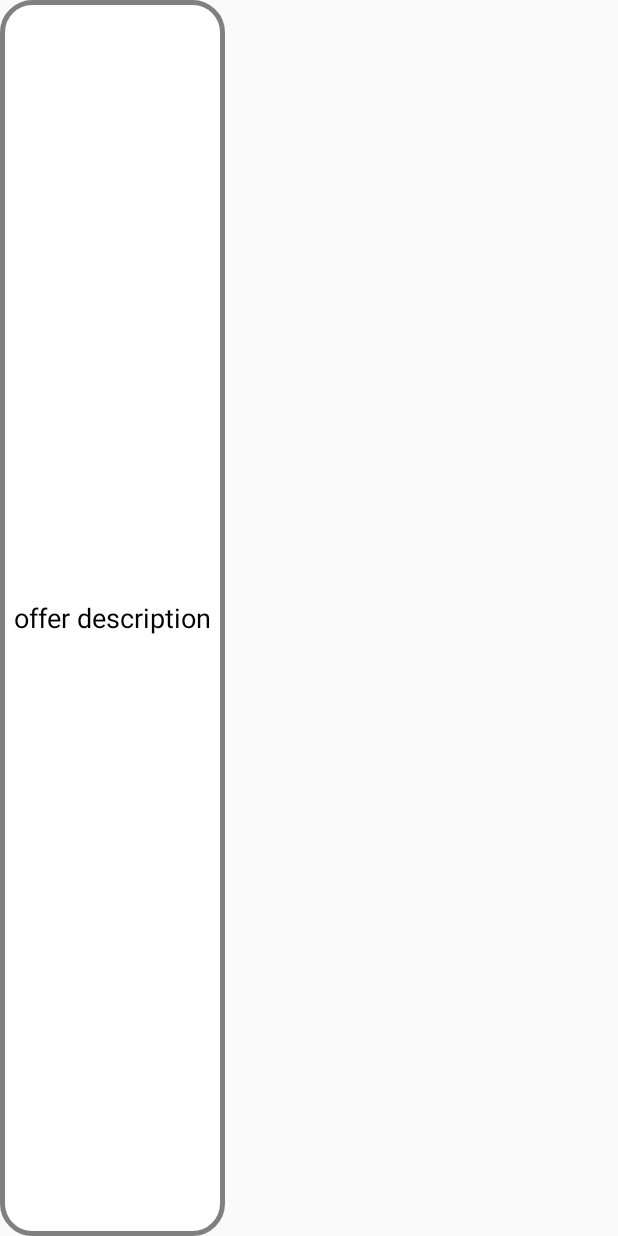
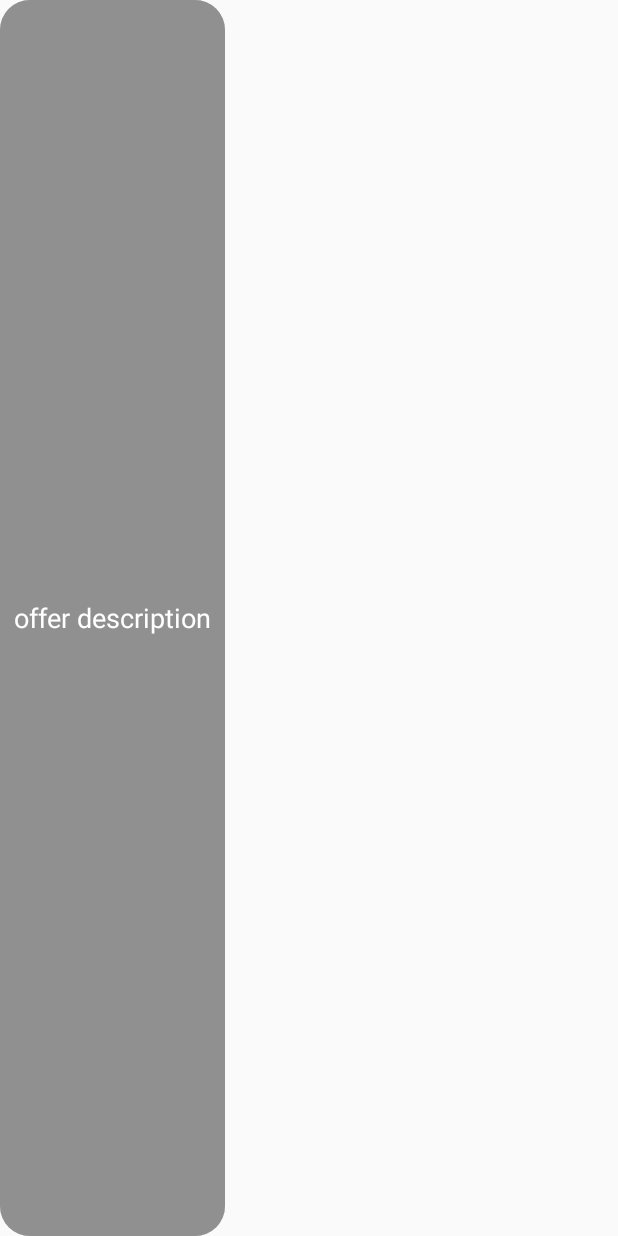
Before and after one commit to IgorBeschastnov/techmadness-2019, an Android app: the layout main_offer_item.xml on its own in the app's theme, with its tools: preview values and no code run, on a phone screen of 412 x 824 dp. Run offline under Robolectric (Android 15) with nearby library versions, the phone set to English and light mode, and no system bars.

Commit message:
feat: add resources, add new offer types

```diff
--- a/mobile/app/src/main/java/com/avaskov/techmadness/domain/repository/UserProfileRepository.java
+++ b/mobile/app/src/main/java/com/avaskov/techmadness/domain/repository/UserProfileRepository.java
@@ -44,7 +44,7 @@ public class UserProfileRepository implements MainRepository, LoginRepository, R
 
     public User obtainUserData(String login) {
         user = RequestService.getRequestForOneEntity("users/" + login, User.class);
-        //offers = RequestService.getRequest("http://spacehub.su/users/")
+        offers = RequestService.getRequest("offers?user_id=" + user.getId(), Offer.class);
         return user;
     }
 
--- a/mobile/app/src/main/java/com/avaskov/techmadness/presentation/controllers/ResultTransactionController.java
+++ b/mobile/app/src/main/java/com/avaskov/techmadness/presentation/controllers/ResultTransactionController.java
@@ -31,6 +31,7 @@ public class ResultTransactionController {
             for (Offer offer : offers) {
                 if (Objects.equals(offer.getData().get("to_account"), to)) {
                     mainThread.post(() -> view.showOffer(offer));
+                    return;
                 }
             }
         });
--- a/mobile/app/src/main/java/com/avaskov/techmadness/ui/activities/MainActivity.java
+++ b/mobile/app/src/main/java/com/avaskov/techmadness/ui/activities/MainActivity.java
@@ -92,6 +92,9 @@ public class MainActivity extends Activity {
     }
 
     public void showCreditDepositOffers(List<Offer> offers) {
+        if (offers.size() == 0) {
+            recyclerView.setVisibility(View.GONE);
+        }
         offersAdapter.setItems(offers);
     }
 
@@ -103,7 +106,7 @@ public class MainActivity extends Activity {
     public void showOffer(Offer offer) {
         AlertDialog.Builder builder = new AlertDialog.Builder(this);
 
-        builder.setMessage("Хотите подключить: " + offer.getText() + "?");
+        builder.setMessage(offer.getDescription());
 
         builder.setPositiveButton("Согласен", (dialog, id) -> controller.offerAccepted(offer));
 
--- a/mobile/app/src/main/java/com/avaskov/techmadness/ui/utils/Constants.java
+++ /dev/null
@@ -1,6 +0,0 @@
-package com.avaskov.techmadness.ui.utils;
-
-public class Constants {
-
-    public static final String EXTRA_NEWS_URL = "EXTRA_NEWS_URL";
-}
--- a/mobile/app/src/main/res/drawable/main_item_offer_shape.xml
+++ b/mobile/app/src/main/res/drawable/main_item_offer_shape.xml
@@ -1,9 +1,6 @@
 <?xml version="1.0" encoding="UTF-8"?>
 <shape xmlns:android="http://schemas.android.com/apk/res/android">
-    <solid android:color="@color/white"/>
-
-    <stroke android:width="3dp"
-        android:color="@color/dark_grey" />
+    <solid android:color="#a0808080"/>
 
     <padding android:left="5dp"
         android:top="5dp"
--- a/mobile/app/src/main/res/layout/main_offer_item.xml
+++ b/mobile/app/src/main/res/layout/main_offer_item.xml
@@ -1,10 +1,19 @@
 <?xml version="1.0" encoding="utf-8"?>
-<RelativeLayout xmlns:android="http://schemas.android.com/apk/res/android"
+<RelativeLayout
+    android:id="@+id/offer_rl"
+    xmlns:android="http://schemas.android.com/apk/res/android"
     xmlns:tools="http://schemas.android.com/tools"
     android:layout_width="150dp"
     android:layout_height="match_parent"
-    android:layout_marginEnd="8dp"
-    android:background="@drawable/main_item_offer_shape">
+    android:layout_marginEnd="8dp">
+
+    <LinearLayout
+        android:id="@+id/offer_ll"
+        android:layout_width="match_parent"
+        android:layout_height="match_parent"
+        android:background="@drawable/main_item_offer_shape"
+        android:orientation="horizontal"
+        android:foreground="@drawable/main_item_offer_shape" />
 
     <TextView
         android:id="@+id/offer_title_tv"
@@ -12,7 +21,7 @@
         android:layout_height="wrap_content"
         android:layout_centerInParent="true"
         android:text="offer description"
-        android:textColor="@color/black"
+        android:textColor="@color/white"
         android:textSize="18sp"
         tools:ignore="HardcodedText" />
 
```
Also changed, not shown: mobile/app/src/main/java/com/avaskov/techmadness/domain/models/Offer.java (+11 -5 lines), mobile/app/src/main/java/com/avaskov/techmadness/presentation/controllers/MainController.java (+7 -1 lines), mobile/app/src/main/java/com/avaskov/techmadness/ui/BaseView.java (deleted, +0 -12 lines), mobile/app/src/main/java/com/avaskov/techmadness/ui/adapters/MainOfferAdapter.java (+28 -0 lines), mobile/app/src/main/res/drawable/car.png (added), mobile/app/src/main/res/drawable/case_img.png (added), mobile/app/src/main/res/drawable/insur.png (added), mobile/app/src/main/res/drawable/invest.png (added), mobile/app/src/main/res/drawable/man.jpg (added), mobile/app/src/main/res/drawable/mort.png (added), mobile/app/src/main/res/drawable/tree.png (added), mobile/app/src/main/res/drawable/woman.jpg (added).
